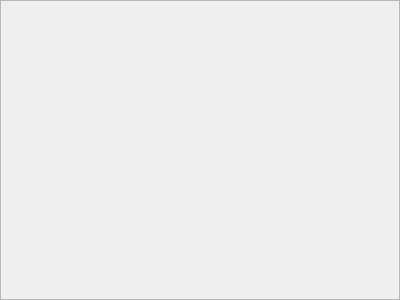
The window that t_valuesframe.ui (cyrsap/QtGraph) describes before a commit, drawn with Qt 5.
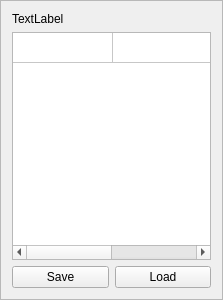
The same window after the commit.

```diff
--- a/t_valuesframe.ui
+++ b/t_valuesframe.ui
@@ -9,7 +9,7 @@
    <rect>
     <x>0</x>
     <y>0</y>
-    <width>400</width>
+    <width>223</width>
     <height>300</height>
    </rect>
   </property>
@@ -19,5 +19,60 @@
   <property name="windowTitle">
    <string>Frame</string>
   </property>
+  <property name="frameShape">
+   <enum>QFrame::StyledPanel</enum>
+  </property>
+  <property name="frameShadow">
+   <enum>QFrame::Raised</enum>
+  </property>
+  <layout class="QVBoxLayout" name="verticalLayout">
+   <item>
+    <widget class="QLabel" name="label">
+     <property name="text">
+      <string>TextLabel</string>
+     </property>
+    </widget>
+   </item>
+   <item>
+    <widget class="QTableWidget" name="tableWidget">
+     <property name="showGrid">
+      <bool>true</bool>
+     </property>
+     <property name="rowCount">
+      <number>1</number>
+     </property>
+     <property name="columnCount">
+      <number>2</number>
+     </property>
+     <attribute name="horizontalHeaderVisible">
+      <bool>false</bool>
+     </attribute>
+     <attribute name="verticalHeaderVisible">
+      <bool>false</bool>
+     </attribute>
+     <row/>
+     <column/>
+     <column/>
+    </widget>
+   </item>
+   <item>
+    <layout class="QHBoxLayout" name="horizontalLayout">
+     <item>
+      <widget class="QPushButton" name="pushButtonSave">
+       <property name="text">
+        <string>Save</string>
+       </property>
+      </widget>
+     </item>
+     <item>
+      <widget class="QPushButton" name="pushButtonLoad">
+       <property name="text">
+        <string>Load</string>
+       </property>
+      </widget>
+     </item>
+    </layout>
+   </item>
+  </layout>
  </widget>
 </ui>
```
Left out of the diff: 10 changed lines with no effect on the pictures.
